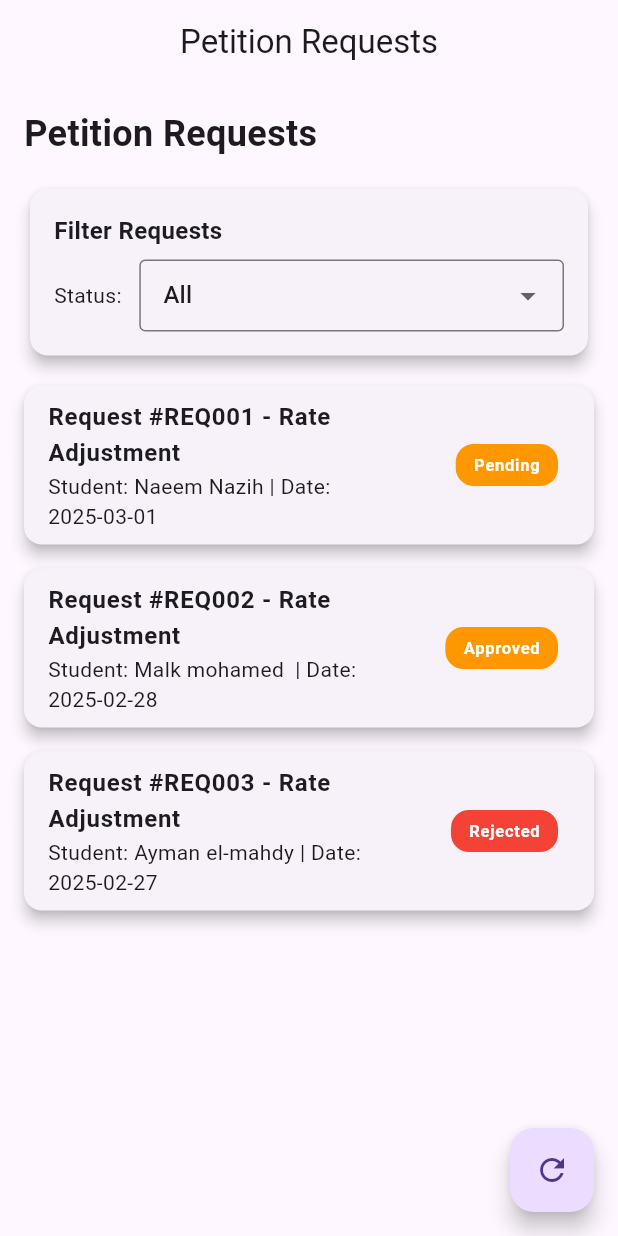
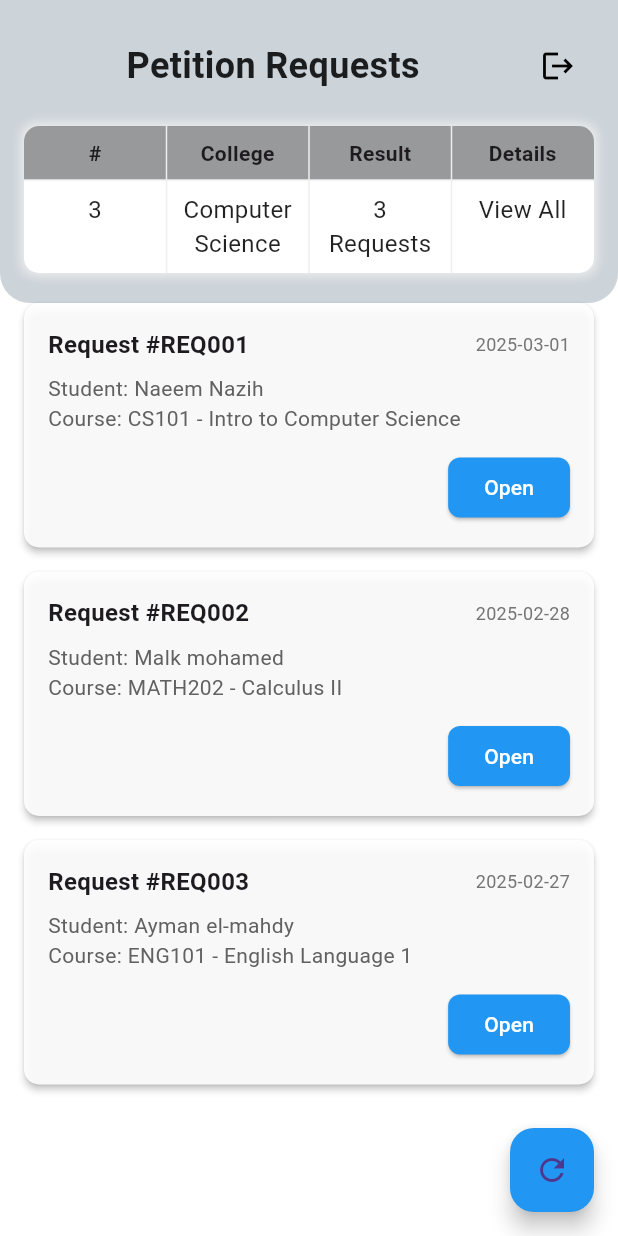
Before and after one commit to naeemnasser/Graduation_project, a Flutter app: the PetitionRequests screen opened directly, on a phone screen of 412 x 824 dp. Run offline on Flutter 3.47's test engine with Material 3 defaults, Android fonts, the phone set to English and light mode, and no system bars; our stand-ins replace fl_chart, flutter_riverpod.

Commit message:
18/4: enhance admin dashboard UI; update app bar colors and add data tables for course and petition requests

```diff
--- a/lib/presentation/views/screens_advisor/dashboard.dart
+++ b/lib/presentation/views/screens_advisor/dashboard.dart
@@ -24,7 +24,7 @@ class DashboardPage extends StatelessWidget {
           children: [
             Image.asset("assets/advisorylogostroke.png", height: 40),
             SizedBox(width: 10),
-            Text("MTI",
+            Text("Dashboard",
                 style: TextStyle(
                     color: Colors.black, fontWeight: FontWeight.bold)),
           ],
--- a/lib/presentation/views/screens_advisor/pages/petition_requests.dart
+++ b/lib/presentation/views/screens_advisor/pages/petition_requests.dart
@@ -1,9 +1,11 @@
-import 'package:adaa/presentation/views/screens_advisor/pages/petition_detail_screen.dart';
 import 'package:flutter/material.dart';
 import 'package:flutter_riverpod/flutter_riverpod.dart';
 
+import 'petition_detail_screen.dart';
+
 class PetitionRequests extends ConsumerStatefulWidget {
   const PetitionRequests({Key? key}) : super(key: key);
+
   @override
   ConsumerState<PetitionRequests> createState() => _PetitionRequestsState();
 }
@@ -17,7 +19,6 @@ class _PetitionRequestsState extends ConsumerState<PetitionRequests> {
       'studentName': 'Naeem Nazih',
       'requestType': 'Rate Adjustment',
       'course': 'CS101 - Intro to Computer Science',
-      'status': 'Pending',
       'date': '2025-03-01',
       'details':
           'Student requests to register for CS101 after the registration period.',
@@ -25,10 +26,9 @@ class _PetitionRequestsState extends ConsumerState<PetitionRequests> {
     {
       'id': 'REQ002',
       'studentId': 'ST12346',
-      'studentName': 'Malk mohamed ',
+      'studentName': 'Malk mohamed',
       'requestType': 'Rate Adjustment',
       'course': 'MATH202 - Calculus II',
-      'status': 'Approved',
       'date': '2025-02-28',
       'details': 'Student requests to drop MATH202 due to medical reasons.',
     },
@@ -38,169 +38,227 @@ class _PetitionRequestsState extends ConsumerState<PetitionRequests> {
       'studentName': 'Ayman el-mahdy',
       'requestType': 'Rate Adjustment',
       'course': 'ENG101 - English Language 1',
-      'status': 'Rejected',
       'date': '2025-02-27',
       'details':
           'Student requests to change from Section A to Section B due to schedule conflict.',
     },
   ];
 
-  String _statusFilter = 'All';
-  final List<String> _statusOptions = ['All'];
-
   @override
   Widget build(BuildContext context) {
-    final filteredRequests = _statusFilter == 'All'
-        ? requests
-        : requests.where((req) => req['status'] == _statusFilter).toList();
-
     return Scaffold(
-      appBar: AppBar(
-        title: const Text('Petition Requests'),
-        centerTitle: true,
-      ),
-      body: Padding(
-        padding: const EdgeInsets.all(16.0),
+      backgroundColor: Colors.white,
+      body: SafeArea(
         child: Column(
-          crossAxisAlignment: CrossAxisAlignment.start,
           children: [
-            const Text(
-              'Petition Requests',
-              style: TextStyle(
-                fontSize: 24,
-                fontWeight: FontWeight.bold,
-              ),
-            ),
-            const SizedBox(height: 16),
-            _buildFilterSection(),
-            const SizedBox(height: 16),
+            _buildCustomHeader(),
             Expanded(
-              child: filteredRequests.isEmpty
-                  ? const Center(child: Text('No requests found'))
-                  : ListView.builder(
-                      itemCount: filteredRequests.length,
-                      itemBuilder: (context, index) {
-                        final request = filteredRequests[index];
-                        return _buildRequestCard(request);
-                      },
+              child: Padding(
+                padding: const EdgeInsets.symmetric(horizontal: 16.0),
+                child: _buildRequestsList(),
               ),
             ),
           ],
         ),
       ),
-      floatingActionButton: FloatingActionButton(
+      floatingActionButton: _buildRefreshButton(),
+    );
+  }
+
+  Widget _buildCustomHeader() {
+    return Container(
+      width: double.infinity,
+      decoration: BoxDecoration(
+        color: const Color.fromARGB(255, 204, 211, 217),
+        borderRadius: const BorderRadius.only(
+          bottomLeft: Radius.circular(20),
+          bottomRight: Radius.circular(20),
+        ),
+      ),
+      padding: const EdgeInsets.symmetric(horizontal: 16, vertical: 20),
+      child: Column(
+        crossAxisAlignment: CrossAxisAlignment.start,
+        children: [
+          Row(
+            mainAxisAlignment: MainAxisAlignment.spaceBetween,
+            children: [
+              Expanded(
+                child: Center(
+                  child: const Text(
+                    'Petition Requests',
+                    style: TextStyle(
+                      fontSize: 24,
+                      fontWeight: FontWeight.bold,
+                      color: Colors.black87,
+                    ),
+                  ),
+                ),
+              ),
+              IconButton(
+                icon: const Icon(Icons.logout, color: Colors.black),
                 onPressed: () {
-          // Refresh data (in a real app, this would fetch from API)
-          ScaffoldMessenger.of(context).showSnackBar(
-            const SnackBar(content: Text('Refreshing requests...')),
-          );
+                  // Implement logout functionality
                 },
-        child: const Icon(Icons.refresh),
+              ),
+            ],
+          ),
+          const SizedBox(height: 16),
+          _buildHeaderDataTable(),
+        ],
       ),
     );
   }
 
-  Widget _buildFilterSection() {
+  Widget _buildHeaderDataTable() {
+    return Container(
+      decoration: BoxDecoration(
+        color: Colors.white,
+        borderRadius: BorderRadius.circular(10),
+        boxShadow: [
+          BoxShadow(
+            color: Colors.grey.shade200,
+            blurRadius: 5,
+            spreadRadius: 2,
+          ),
+        ],
+      ),
+      child: Table(
+        border: TableBorder.symmetric(
+          inside: BorderSide(color: Colors.grey.shade200),
+        ),
+        children: [
+          TableRow(
+            decoration: BoxDecoration(
+              color: const Color.fromARGB(255, 152, 153, 155),
+              borderRadius: const BorderRadius.only(
+                topLeft: Radius.circular(10),
+                topRight: Radius.circular(10),
+              ),
+            ),
+            children: const [
+              Padding(
+                padding: EdgeInsets.all(8.0),
+                child: Text(
+                  '#',
+                  textAlign: TextAlign.center,
+                  style: TextStyle(fontWeight: FontWeight.bold),
+                ),
+              ),
+              Padding(
+                padding: EdgeInsets.all(8.0),
+                child: Text(
+                  'College',
+                  textAlign: TextAlign.center,
+                  style: TextStyle(fontWeight: FontWeight.bold),
+                ),
+              ),
+              Padding(
+                padding: EdgeInsets.all(8.0),
+                child: Text(
+                  'Result',
+                  textAlign: TextAlign.center,
+                  style: TextStyle(fontWeight: FontWeight.bold),
+                ),
+              ),
+              Padding(
+                padding: EdgeInsets.all(8.0),
+                child: Text(
+                  'Details',
+                  textAlign: TextAlign.center,
+                  style: TextStyle(fontWeight: FontWeight.bold),
+                ),
+              ),
+            ],
+          ),
+          TableRow(
+            children: [
+              _buildTableCell(requests.length.toString()),
+              _buildTableCell('Computer Science'),
+              _buildTableCell('${requests.length} Requests'),
+              _buildTableCell('View All'),
+            ],
+          ),
+        ],
+      ),
+    );
+  }
+
+  Widget _buildTableCell(String text) {
+    return Padding(
+      padding: const EdgeInsets.all(8.0),
+      child: Text(
+        text,
+        textAlign: TextAlign.center,
+        style: TextStyle(color: Colors.black87, fontSize: 16),
+      ),
+    );
+  }
+
+  Widget _buildRequestsList() {
+    if (requests.isEmpty) {
+      return const Center(
+        child: Text(
+          'No requests found',
+          style: TextStyle(color: Colors.grey),
+        ),
+      );
+    }
+
+    return ListView.builder(
+      itemCount: requests.length,
+      itemBuilder: (context, index) {
+        final request = requests[index];
+        return _buildRequestCard(request);
+      },
+    );
+  }
+
+  Widget _buildRequestCard(Map<String, dynamic> request) {
     return Card(
-      elevation: 4,
+      // ignore: deprecated_member_use
+      color: Colors.white.withOpacity(0.9),
+      margin: const EdgeInsets.only(bottom: 16),
+      elevation: 2,
+      shape: RoundedRectangleBorder(
+        borderRadius: BorderRadius.circular(10),
+      ),
       child: Padding(
         padding: const EdgeInsets.all(16.0),
         child: Column(
           crossAxisAlignment: CrossAxisAlignment.start,
           children: [
-            const Text(
-              'Filter Requests',
-              style: TextStyle(
+            Row(
+              mainAxisAlignment: MainAxisAlignment.spaceBetween,
+              children: [
+                Text(
+                  'Request #${request['id']}',
+                  style: const TextStyle(
+                    fontWeight: FontWeight.bold,
                     fontSize: 16,
-                fontWeight: FontWeight.bold,
                   ),
                 ),
-            const SizedBox(height: 8),
-            Row(
-              children: [
-                const Text('Status: '),
-                const SizedBox(width: 8),
-                Expanded(
-                  child: DropdownButtonFormField<String>(
-                    value: _statusFilter,
-                    decoration: const InputDecoration(
-                      border: OutlineInputBorder(),
-                      contentPadding:
-                          EdgeInsets.symmetric(horizontal: 12, vertical: 8),
-                    ),
-                    items: _statusOptions.map((status) {
-                      return DropdownMenuItem<String>(
-                        value: status,
-                        child: Text(status),
-                      );
-                    }).toList(),
-                    onChanged: (value) {
-                      setState(() {
-                        _statusFilter = value!;
-                      });
-                    },
+                Text(
+                  request['date'],
+                  style: TextStyle(
+                    color: Colors.grey.shade600,
+                    fontSize: 12,
                   ),
                 ),
               ],
             ),
-          ],
+            const SizedBox(height: 8),
+            Text(
+              'Student: ${request['studentName']}',
+              style: TextStyle(color: Colors.grey.shade700),
             ),
+            Text(
+              'Course: ${request['course']}',
+              style: TextStyle(color: Colors.grey.shade700),
             ),
-    );
-  }
-
-  Widget _buildRequestCard(Map<String, dynamic> request) {
-    Color statusColor;
-    switch (request['status']) {
-      case 'open':
-        statusColor = Colors.green;
-        break;
-      case 'Rejected':
-        statusColor = Colors.red;
-        break;
-      default:
-        statusColor = Colors.orange;
-    }
-
-    return Card(
-      margin: const EdgeInsets.only(bottom: 16),
-      elevation: 4,
-      child: ExpansionTile(
-        title: Text(
-          'Request #${request['id']} - ${request['requestType']}',
-          style: const TextStyle(fontWeight: FontWeight.bold),
-        ),
-        subtitle: Text(
-          'Student: ${request['studentName']} | Date: ${request['date']}',
-        ),
-        trailing: Container(
-          padding: const EdgeInsets.symmetric(horizontal: 12, vertical: 6),
-          decoration: BoxDecoration(
-            color: statusColor,
-            borderRadius: BorderRadius.circular(12),
-          ),
-          child: Text(
-            request['status'],
-            style: const TextStyle(
-              color: Colors.white,
-              fontWeight: FontWeight.bold,
-            ),
-          ),
-        ),
-        children: [
-          Padding(
-            padding: const EdgeInsets.all(16.0),
-            child: Column(
-              crossAxisAlignment: CrossAxisAlignment.start,
-              children: [
-                _buildInfoRow('Student ID', request['studentId']),
-                _buildInfoRow('Course', request['course']),
-                _buildInfoRow('Details', request['details']),
-                const SizedBox(height: 16),
-                Row(
-                  mainAxisAlignment: MainAxisAlignment.end,
-                  children: [
-                    ElevatedButton(
+            const SizedBox(height: 12),
+            Align(
+              alignment: Alignment.centerRight,
+              child: ElevatedButton(
                 onPressed: () {
                   Navigator.push(
                     context,
@@ -210,9 +268,7 @@ class _PetitionRequestsState extends ConsumerState<PetitionRequests> {
                           'id': request['id'],
                           'studentId': request['studentId'],
                           'studentName': request['studentName'],
-                                'requestType': request['requestType'],
                           'course': request['course'],
-                                'status': request['status'],
                           'date': request['date'],
                           'details': request['details'],
                         },
@@ -221,38 +277,35 @@ class _PetitionRequestsState extends ConsumerState<PetitionRequests> {
                   );
                 },
                 style: ElevatedButton.styleFrom(
-                        backgroundColor: Colors.green,
+                  backgroundColor: Colors.blue,
+                  shape: RoundedRectangleBorder(
+                    borderRadius: BorderRadius.circular(8),
                   ),
-                      child: const Text('Open'),
                 ),
-                  ],
+                child: Text(
+                  'Open',
+                  style: TextStyle(
+                    color: Colors.white,
+                    fontSize: 14,
+                  ),
+                ),
+              ),
             ),
           ],
         ),
       ),
-        ],
-      ),
     );
   }
 
-  Widget _buildInfoRow(String label, String value) {
-    return Padding(
-      padding: const EdgeInsets.symmetric(vertical: 4.0),
-      child: Row(
-        crossAxisAlignment: CrossAxisAlignment.start,
-        children: [
-          SizedBox(
-            width: 100,
-            child: Text(
-              '$label:',
-              style: const TextStyle(fontWeight: FontWeight.bold),
-            ),
-          ),
-          Expanded(
-            child: Text(value),
-          ),
-        ],
-      ),
+  Widget _buildRefreshButton() {
+    return FloatingActionButton(
+      onPressed: () {
+        ScaffoldMessenger.of(context).showSnackBar(
+          const SnackBar(content: Text('Refreshing requests...')),
+        );
+      },
+      backgroundColor: Colors.blue,
+      child: const Icon(Icons.refresh),
     );
   }
 }
```
Also changed, not shown: lib/presentation/views/screens_admin/adminpage.dart (+64 -10 lines), lib/presentation/views/screens_advisor/pages/petition_detail_screen.dart (+3 -22 lines), lib/presentation/views/screens_advisor/pages/result.dart (+133 -99 lines). Lines whose indentation alone changed are shown as unchanged.
